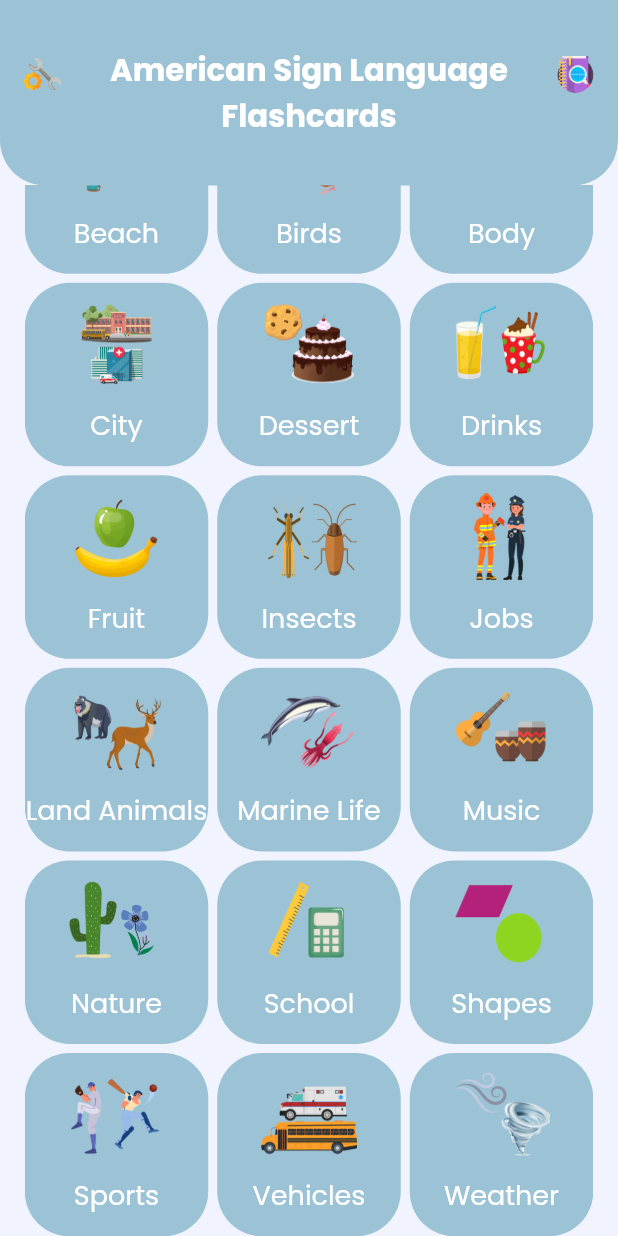
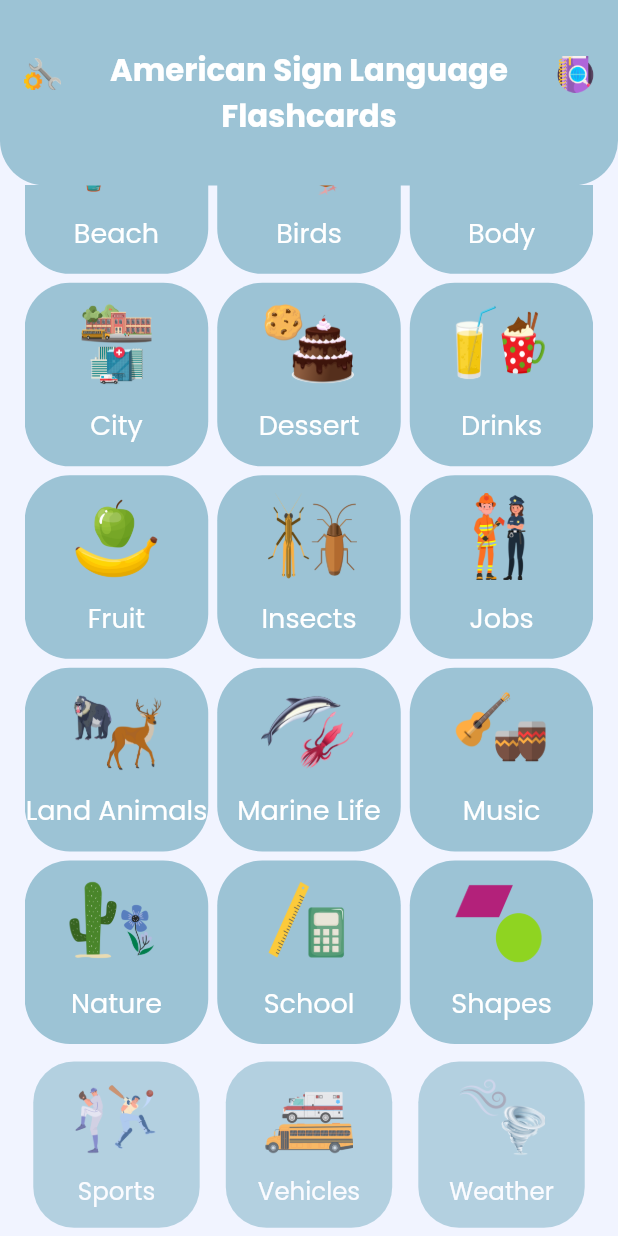
Before and after one commit to mcgrath-a/asl_asl_flashcards, a Flutter app: the screen it shows after launch, scrolled down 393 dp, on a phone screen of 412 x 824 dp. Run offline on Flutter 3.47's test engine with Material 2 defaults, Android fonts, the light colour scheme and no system bars; our stand-ins replace google_fonts.

Commit message:
adding animation to tiles and home page commenting out adding images to each tile (will do later)

```diff
--- /dev/null
+++ b/lib/animations/fade_in_animation.dart
@@ -0,0 +1,51 @@
+import 'package:flutter/material.dart';
+class FadeInAnimation extends StatefulWidget {
+  const FadeInAnimation({required this.child, Key? key}) : super(key: key);
+
+  final Widget child;
+
+  @override
+  State<FadeInAnimation> createState() => _FadeInAnimationState();
+}
+
+class _FadeInAnimationState extends State<FadeInAnimation>
+    with SingleTickerProviderStateMixin{
+  late final AnimationController _animationController;
+  late final Animation<double> _scaleAnimation, _opacityAnimation;
+
+  @override
+   initState() {
+   _animationController = AnimationController(
+       duration: const Duration(milliseconds: 800),
+       vsync: this);
+    super.initState();
+    _scaleAnimation = Tween<double>(begin: 0.9, end: 1.0).animate(
+        CurvedAnimation(parent: _animationController, curve: Curves.easeInCirc));
+//0.9
+    _opacityAnimation = Tween<double>(begin: 0.7, end:1.0).animate(
+        CurvedAnimation(parent: _animationController, curve: Curves.easeInCirc));
+
+    _animationController.forward();
+  }
+
+  @override
+  void dispose() {
+   _animationController.dispose();
+    super.dispose();
+  }
+
+  @override
+  Widget build(BuildContext context) {
+    return AnimatedBuilder(
+      animation: _animationController,
+      builder: (context, child) => Opacity(
+        opacity: _opacityAnimation.value,
+        child: Transform(
+          alignment: Alignment.center,
+          transform: Matrix4.identity()..scale(_scaleAnimation.value),
+          child:widget.child,
+        ),
+      ),
+    );
+  }
+}
--- a/lib/components/home_page/topic_tile.dart
+++ b/lib/components/home_page/topic_tile.dart
@@ -1,4 +1,5 @@
 import 'package:flutter/material.dart';
+import '../../animations/fade_in_animation.dart';
 
 class TopicTile extends StatelessWidget {
   const TopicTile({
@@ -10,7 +11,8 @@ class TopicTile extends StatelessWidget {
 
   @override
   Widget build(BuildContext context) {
-    return GestureDetector(
+    return FadeInAnimation(
+      child: GestureDetector(
         onTap: (){
           print('tile tapped $topic');
         },
@@ -33,6 +35,7 @@ class TopicTile extends StatelessWidget {
             ],
           ),
         ),
+      ),
     );
   }
 }
--- a/lib/data/signs.dart
+++ b/lib/data/signs.dart
@@ -1,6 +1,9 @@
+//import 'package:flutter/material.dart';
 import '../models/sign.dart';
 
 final List<Sign> signs = [
+//add image like below:
+  // image:'assets/images/Settings.png')
 
   Sign(topic: "Beach", english: "Swimsuit", sign: "SWIM-CLOTHES", description: "Swimsuit is a compound sign: first, sign swim, then sign clothes"),
   Sign(topic: "Beach", english: "Seashell", sign: "BEACH-SHELL", description: "Seashell is a compound sign: first, sign beach, then sign shell (can be done 2 ways)"),
--- a/lib/models/sign.dart
+++ b/lib/models/sign.dart
@@ -5,6 +5,8 @@ class Sign{
   final String english;
   final String sign;
   final String description;
+  //final String image;
+  //ADD 'required this.image' at the end BELOW
 
   Sign({required this.topic, required this.english,
   required this.sign, required this.description});
--- /dev/null
+++ b/lib/pages/flashcards_page.dart
@@ -0,0 +1,14 @@
+import 'package:flutter/material.dart';
+class FlashcardsPage extends StatefulWidget {
+  const FlashcardsPage({Key? key}) : super(key: key);
+
+  @override
+  State<FlashcardsPage> createState() => _FlashcardsPageState();
+}
+
+class _FlashcardsPageState extends State<FlashcardsPage> {
+  @override
+  Widget build(BuildContext context) {
+    return const Placeholder();
+  }
+}
--- a/lib/pages/home_page.dart
+++ b/lib/pages/home_page.dart
@@ -1,8 +1,8 @@
+import 'package:asl_flashcards/animations/fade_in_animation.dart';
 import 'package:asl_flashcards/components/home_page/topic_tile.dart';
 import 'package:asl_flashcards/configs/constants.dart';
 import 'package:flutter/material.dart';
 import '../data/signs.dart';
-
 
 class HomePage extends StatefulWidget {
   const HomePage({Key? key}) : super(key: key);
@@ -12,13 +12,14 @@ class HomePage extends StatefulWidget {
 }
 
 class _HomePageState extends State<HomePage> {
-  List<String>_topics = [];
+  List<String> _topics = [];
 
   @override
   void initState() {
     // TODO: implement initState
-    for(var t in signs){
-      if (!_topics.contains(t.topic)){ //if it doesnt alreadt contain topic then add it
+    for (var t in signs) {
+      if (!_topics.contains(t.topic)) {
+        //if it doesnt alreadt contain topic then add it
         _topics.add(t.topic);
       }
       _topics.sort();
@@ -28,19 +29,15 @@ class _HomePageState extends State<HomePage> {
 
   @override
   Widget build(BuildContext context) {
-
-
     final size = MediaQuery.of(context).size;
     final widthPadding = size.width * 0.04;
 
     return Scaffold(
         appBar: AppBar(
-        shape: RoundedRectangleBorder(
+          shape: const RoundedRectangleBorder(
               borderRadius: BorderRadius.only(
                   bottomLeft: Radius.circular(30),
-            bottomRight: Radius.circular(30)
-          )
-        ),
+                  bottomRight: Radius.circular(30))),
           toolbarHeight: size.height * 0.15,
           title: Row(
             mainAxisAlignment: MainAxisAlignment.spaceBetween,
@@ -48,50 +45,57 @@ class _HomePageState extends State<HomePage> {
               Column(
                 children: [
                   SizedBox(
-                  width: size.width *kIconPadding,
-                  child: Image.asset('assets/images/Settings.png'),),
-                SizedBox(height: size.width*kIconPadding,)
+                    width: size.width * kIconPadding,
+                    child: Image.asset('assets/images/Settings.png'),
+                  ),
+                  SizedBox(
+                    height: size.width * kIconPadding,
+                  )
                 ],
               ),
-            Text('American Sign Language\nFlashcards' , textAlign: TextAlign.center,),
+              const FadeInAnimation(
+                  child: Text(
+                'American Sign Language\nFlashcards',
+                textAlign: TextAlign.center,
+              )),
               Column(
                 children: [
                   SizedBox(
                     width: size.width * kIconPadding,
-                    child: Image.asset('assets/images/Review.png'),),
-                SizedBox(height: size.width*kIconPadding,)
+                    child: Image.asset('assets/images/Review.png'),
+                  ),
+                  SizedBox(
+                    height: size.width * kIconPadding,
+                  )
                 ],
               ),
             ],
-        ), //title that appears at top of screem
+          ),
+          //title that appears at top of screem
           centerTitle: true,
           elevation: 0,
-
-
         ), //appbar
         body: Padding(
-      padding:  EdgeInsets.only(left: widthPadding, right: widthPadding),
-
+            padding: EdgeInsets.only(left: widthPadding, right: widthPadding),
             child: CustomScrollView(
-
               slivers: [
                 SliverAppBar(
                   backgroundColor: Theme.of(context).scaffoldBackgroundColor,
-            expandedHeight:  size.height * 0.40,
+                  expandedHeight: size.height * 0.40,
                   flexibleSpace: FlexibleSpaceBar(
                     background: Padding(
-                padding:  EdgeInsets.all(size.width * 0.1),
+                      padding: EdgeInsets.all(size.width * 0.1),
                       child: Transform.scale(
                         scale: 1.75, // resizing image
-                  child: Image.asset('assets/images/background2.png'),
+                        child: FadeInAnimation(
+                            child:
+                                Image.asset('assets/images/background2.png')),
                       ),
                     ),
-
                   ),
                 ),
-
                 SliverGrid(
-            gridDelegate:  SliverGridDelegateWithFixedCrossAxisCount(
+                    gridDelegate: const SliverGridDelegateWithFixedCrossAxisCount(
                       crossAxisCount: 3,
                       crossAxisSpacing: 6,
                       mainAxisSpacing: 6,
@@ -101,15 +105,8 @@ class _HomePageState extends State<HomePage> {
                       (BuildContext context, index) {
                         return TopicTile(topic: _topics[index]);
                       },
-
-          )
-          ),
-
+                    )),
               ],
-    )
-    )
-    ); //Scaffold
-
-
+            ))); //Scaffold
   }
 }
--- /dev/null
+++ b/lib/utils/methods.dart
@@ -0,0 +1,3 @@
+loadSession(){
+
+}
```
Lines whose indentation alone changed are shown as unchanged.
